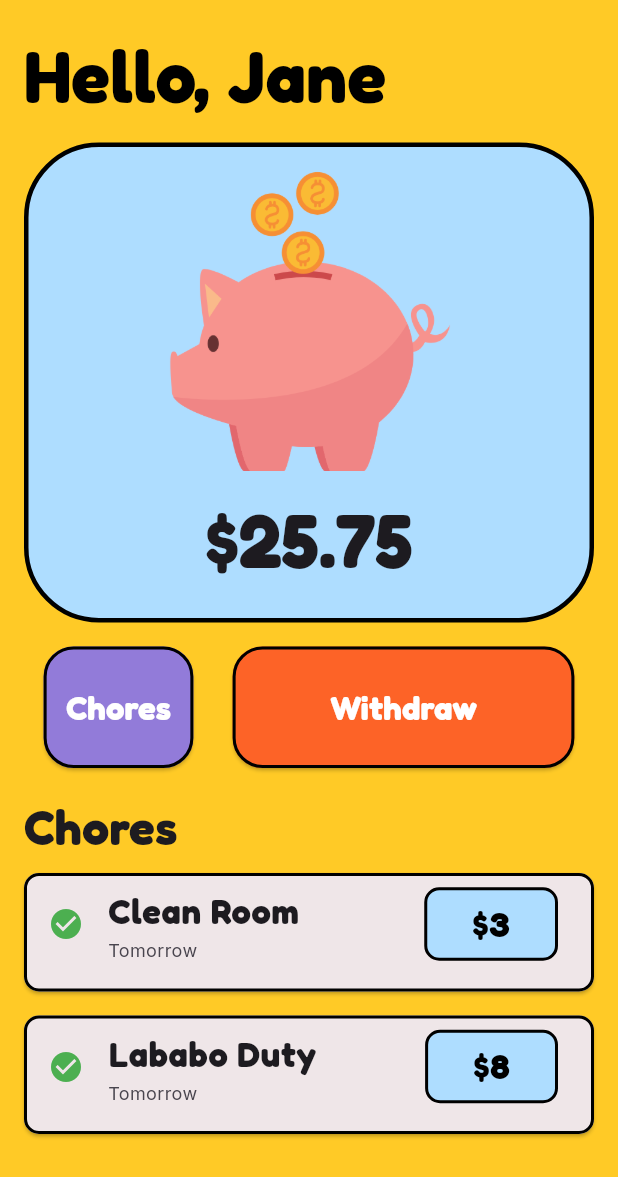
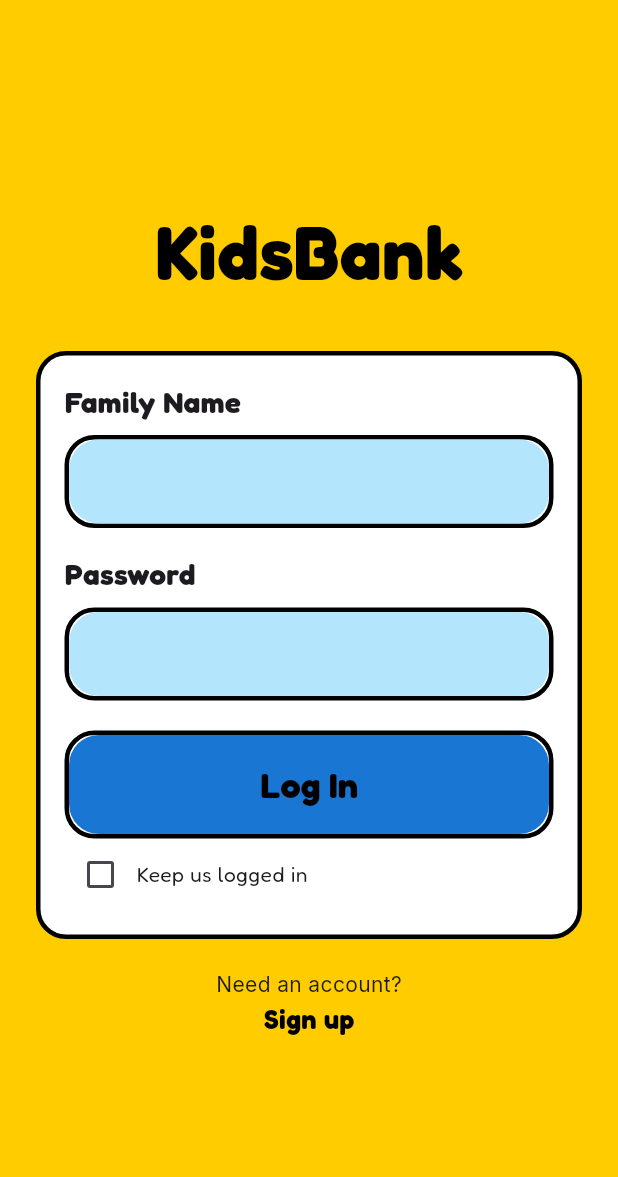
Before and after one commit to Michael679089/CS319_wFinals_KidsBank, a Flutter app: the screen it shows after launch, after a tap on "Log In", on a phone screen of 412 x 824 dp. Shown: the top 1177 px of the screen. Run offline on Flutter 3.47's test engine with Material 3 defaults, Android fonts, the phone set to English and light mode, and no system bars; our stand-ins replace google_fonts.

Commit message:
Added Login Page

```diff
--- /dev/null
+++ b/lib/pages/login_page.dart
@@ -0,0 +1,182 @@
+import 'package:flutter/material.dart';
+import 'package:google_fonts/google_fonts.dart';
+
+class LoginPage extends StatefulWidget {
+  const LoginPage({super.key});
+
+  @override
+  State<LoginPage> createState() => _LoginPageState();
+}
+
+class _LoginPageState extends State<LoginPage> {
+  final TextEditingController _familyNameController = TextEditingController();
+  final TextEditingController _passwordController = TextEditingController();
+  bool _keepLoggedIn = false;
+
+  @override
+  Widget build(BuildContext context) {
+    return Scaffold(
+      backgroundColor: const Color(0xFFFFCC00), // Yellow background
+      body: Center(
+        child: SingleChildScrollView(
+          padding: const EdgeInsets.all(24.0),
+          child: Column(
+            mainAxisAlignment: MainAxisAlignment.center,
+            children: [
+              Text(
+                'KidsBank',
+                style: GoogleFonts.fredoka(
+                  fontSize: 50,
+                  fontWeight: FontWeight.bold,
+                  color: Colors.black,
+                ),
+              ),
+              const SizedBox(height: 30),
+
+              // White login container
+              Container(
+                padding: const EdgeInsets.all(16),
+                decoration: BoxDecoration(
+                  color: Colors.white,
+                  borderRadius: BorderRadius.circular(20),
+                  border: Border.all(color: Colors.black, width: 3),
+                ),
+                child: Column(
+                  crossAxisAlignment: CrossAxisAlignment.start,
+                  children: [
+                    Text(
+                      'Family Name',
+                      style: GoogleFonts.fredoka(
+                        fontSize: 20,
+                        fontWeight: FontWeight.bold,
+                      ),
+                    ),
+                    const SizedBox(height: 8),
+                    Container(
+                      decoration: BoxDecoration(
+                        border: Border.all(color: Colors.black, width: 3),
+                        borderRadius: BorderRadius.circular(20),
+                      ),
+                      child: TextField(
+                        controller: _familyNameController,
+                        obscureText: true,
+                        decoration: InputDecoration(
+                          filled: true,
+                          fillColor: Colors.lightBlue[100],
+                          border: OutlineInputBorder(
+                            borderRadius: BorderRadius.circular(20),
+                            borderSide: BorderSide.none,
+                          ),
+                        ),
+                      ),
+                    ),
+                    const SizedBox(height: 16),
+
+                    Text(
+                      'Password',
+                      style: GoogleFonts.fredoka(
+                        fontSize: 20,
+                        fontWeight: FontWeight.bold,
+                      ),
+                    ),
+                    const SizedBox(height: 8),
+                    Container(
+                      decoration: BoxDecoration(
+                        border: Border.all(color: Colors.black, width: 3),
+                        borderRadius: BorderRadius.circular(20),
+                      ),
+                      child: TextField(
+                        controller: _passwordController,
+                        obscureText: true,
+                        decoration: InputDecoration(
+                          filled: true,
+                          fillColor: Colors.lightBlue[100],
+                          border: OutlineInputBorder(
+                            borderRadius: BorderRadius.circular(20),
+                            borderSide: BorderSide.none,
+                          ),
+                        ),
+                      ),
+                    ),
+                    const SizedBox(height: 20),
+
+                    // Login button
+                    SizedBox(
+                      width: double.infinity,
+                      child: Container(
+                        decoration: BoxDecoration(
+                          border: Border.all(color: Colors.black, width: 3),
+                          borderRadius: BorderRadius.circular(20),
+                        ),
+                        child: ElevatedButton(
+                          onPressed: () {
+                            // TODO: Implement login logic
+                          },
+                          style: ElevatedButton.styleFrom(
+                            backgroundColor: Colors.blue[700],
+                            padding: const EdgeInsets.symmetric(vertical: 16),
+                            shape: RoundedRectangleBorder(
+                              borderRadius: BorderRadius.circular(20),
+                            ),
+                            elevation: 0,
+                          ),
+                          child: Text(
+                            'Log In',
+                            style: GoogleFonts.fredoka(
+                              fontSize: 24,
+                              fontWeight: FontWeight.bold,
+                              color: Colors.black,
+                              ),
+
+                          ),
+                        ),
+                      ),
+                    ),
+
+                    // Keep logged in checkbox
+                    Row(
+                      children: [
+                        Checkbox(
+                          value: _keepLoggedIn,
+                          onChanged: (bool? value) {
+                            setState(() {
+                              _keepLoggedIn = value ?? false;
+                            });
+                          },
+                        ),
+                        Text(
+                          'Keep us logged in',
+                          style: GoogleFonts.fredoka(),
+                        ),
+                      ],
+                    ),
+                  ],
+                ),
+              ),
+
+              const SizedBox(height: 20),
+
+              Text(
+                'Need an account?',
+                style: GoogleFonts.inter(),
+              ),
+              GestureDetector(
+                onTap: () {
+                  // TODO: Navigate to sign up page
+                },
+                child: Text(
+                  'Sign up',
+                  style: GoogleFonts.fredoka(
+                    fontWeight: FontWeight.bold,
+                    fontSize: 18,
+                    color: Colors.black,
+                  ),
+                ),
+              ),
+            ],
+          ),
+        ),
+      ),
+    );
+  }
+}
--- a/lib/pages/welcomepage.dart
+++ b/lib/pages/welcomepage.dart
@@ -1,6 +1,6 @@
 import 'package:flutter/material.dart';
 import 'package:google_fonts/google_fonts.dart';
-import 'package:wfinals_kidsbank/pages/kids_dashboard.dart';
+import 'package:wfinals_kidsbank/pages/login_page.dart';
 
 class WelcomePage extends StatelessWidget {
   const WelcomePage({super.key});
@@ -94,7 +94,7 @@ class WelcomePage extends StatelessWidget {
                         onPressed: () {
                           Navigator.push(
                             context,
-                            MaterialPageRoute(builder: (context) => const KidsDashboard()),
+                            MaterialPageRoute(builder: (context) => const LoginPage()),
                           );
                         },
                         style: ElevatedButton.styleFrom(
```
Also changed, not shown: 6 other files.
